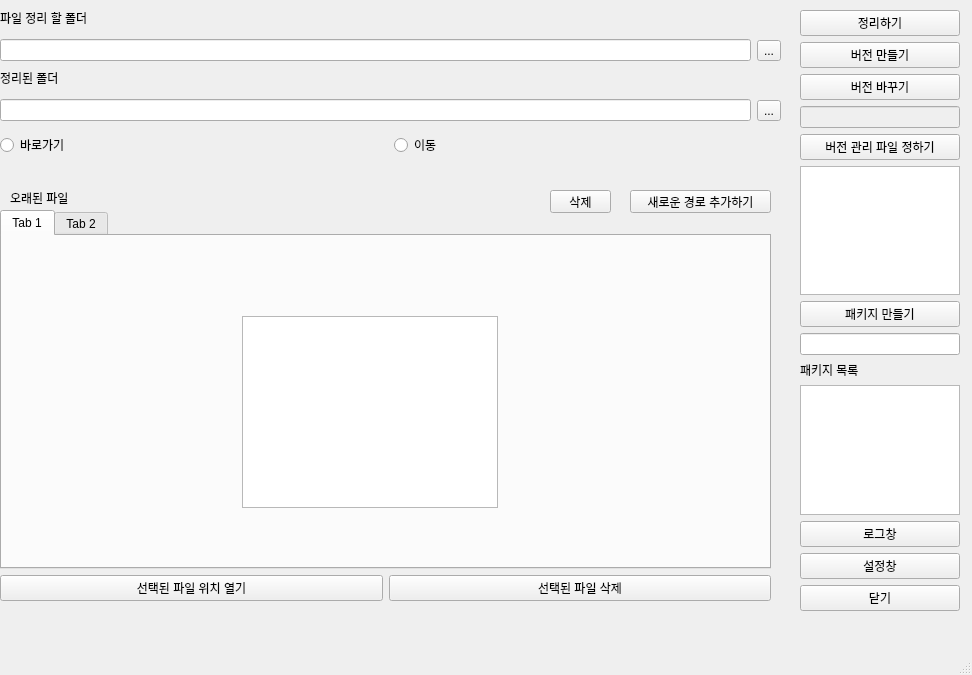
First picture: the form in PublicVer/main.ui, repository raflereak/SW_Endeavor, before the edit.
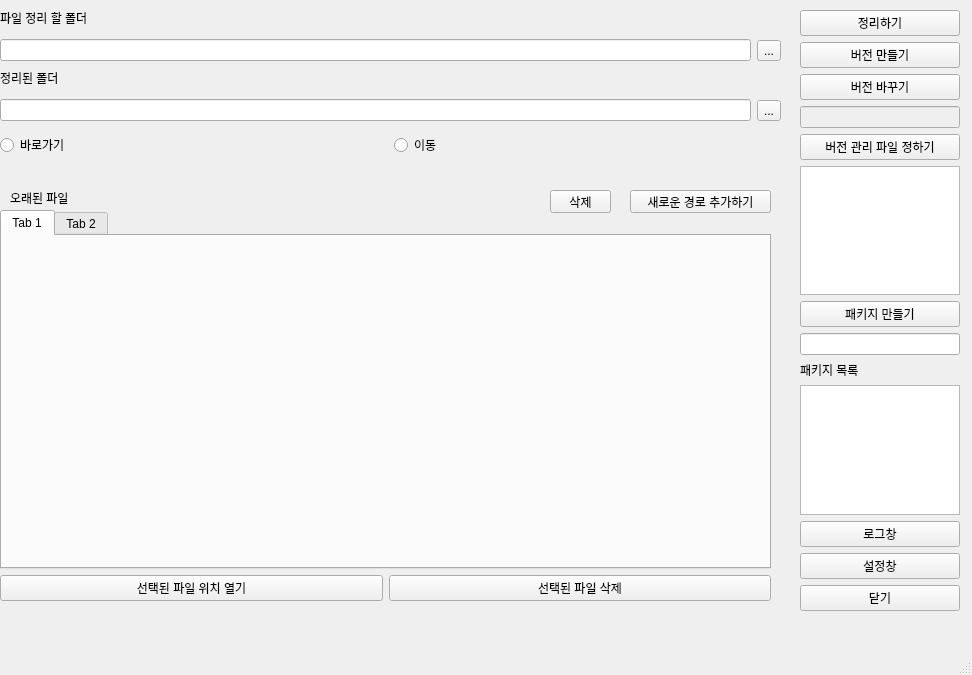
Second picture: the form after the edit.

Diff of the .ui file:
```diff
--- a/PublicVer/main.ui
+++ b/PublicVer/main.ui
@@ -48,19 +48,6 @@
         <attribute name="title">
          <string>Tab 1</string>
         </attribute>
-        <widget class="QTableWidget" name="tableWidget">
-         <property name="geometry">
-          <rect>
-           <x>240</x>
-           <y>80</y>
-           <width>256</width>
-           <height>192</height>
-          </rect>
-         </property>
-         <attribute name="horizontalHeaderStretchLastSection">
-          <bool>false</bool>
-         </attribute>
-        </widget>
        </widget>
        <widget class="QWidget" name="drive_2">
         <attribute name="title">
```
